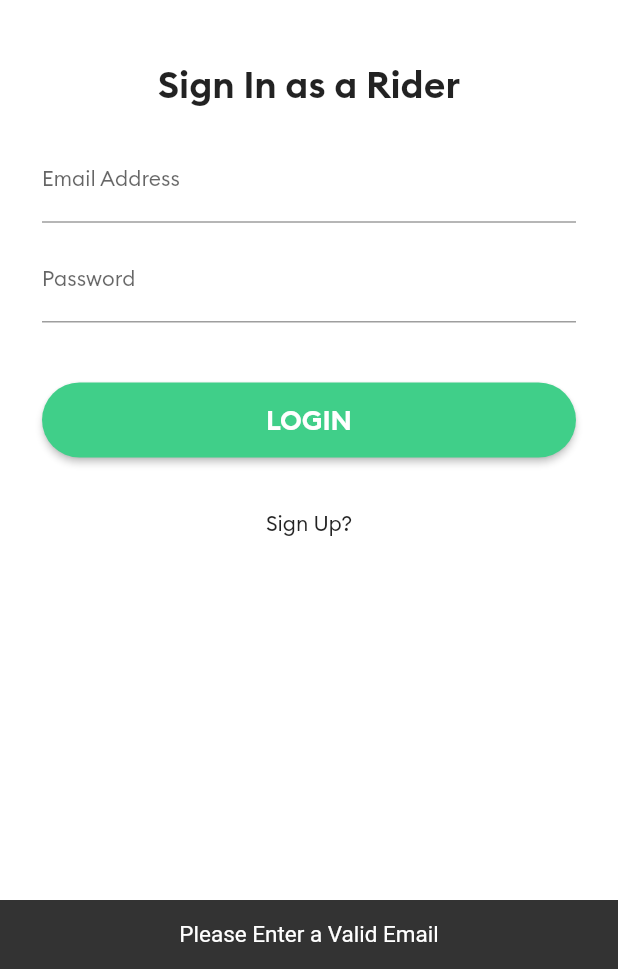
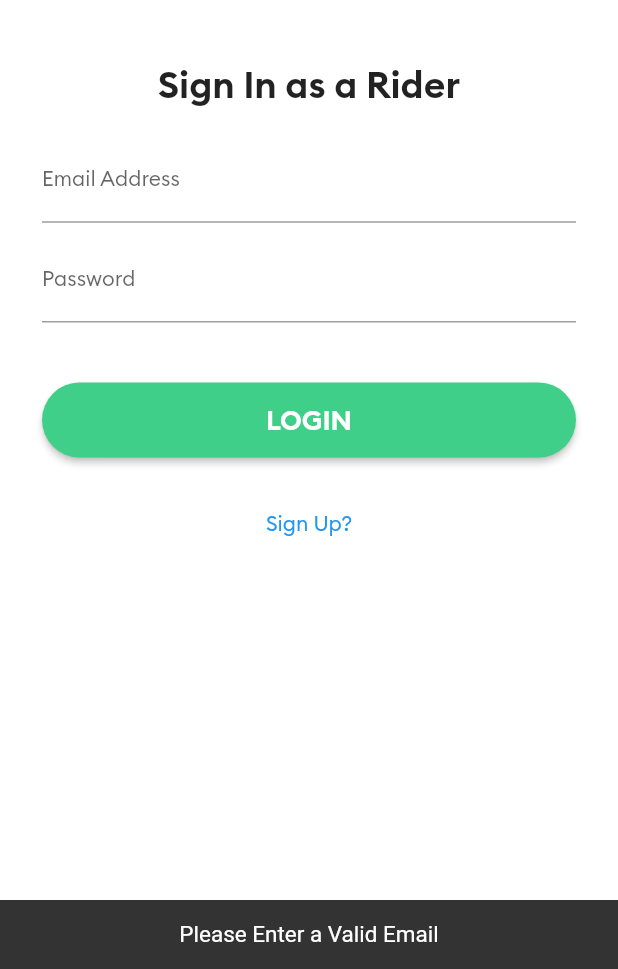
Before and after one commit to aadarshabastola/hoover, a Flutter app: the LoginPage screen opened by its route, after a tap on "LOGIN", on a phone screen of 412 x 824 dp, the part 267-1236 px from its top. Run offline on Flutter 3.47's test engine with Material 2 defaults, Android fonts, the phone set to English and light mode, and no system bars; our stand-ins replace connectivity, firebase_auth, firebase_core, firebase_database, firebase_messaging, font_awesome_flutter and 3 more; missing offline and left inert: flutter_geofire, flutter_polyline_points; accounts and stored records are empty.

```diff
--- a/lib/screens/loginscreen.dart
+++ b/lib/screens/loginscreen.dart
@@ -67,7 +67,7 @@ class _LoginPageState extends State<LoginPage> {
         style: TextStyle(fontSize: 15),
       ),
     );
-    scaffoldKey.currentState.showSnackBar(snackbar);
+    ScaffoldMessenger.of(context).showSnackBar(snackbar);
   }
 
   @override
@@ -166,7 +166,7 @@ class _LoginPageState extends State<LoginPage> {
                       SizedBox(
                         height: 20.0,
                       ),
-                      FlatButton(
+                      TextButton(
                         onPressed: () {
                           Navigator.pushNamed(context, RegistrationPage.id);
                         },
--- a/lib/widgets/CollectPaymentDialog.dart
+++ b/lib/widgets/CollectPaymentDialog.dart
@@ -1,5 +1,4 @@
 import 'package:flutter/material.dart';
-import 'package:hoover/helpers/helpermethods.dart';
 import 'package:hoover/screens/brand_colors.dart';
 import 'package:hoover/widgets/BrandDivider.dart';
 import 'package:hoover/widgets/TaxiButton.dart';
```
Also changed, not shown: lib/main.dart (added, +40 -0 lines).
